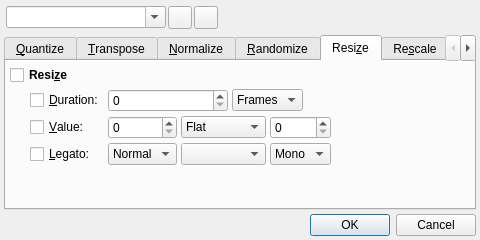
Above: src/qtractorMidiToolsForm.ui from rncbc/qtractor before the change. Below: the same form after it.
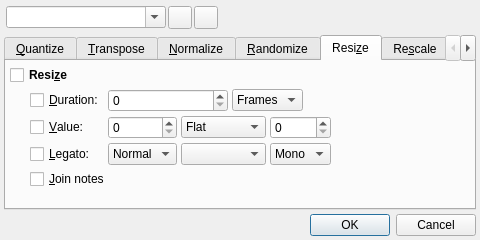
That is the form after the change. The open tabs and pages were chosen to show the change. Icons and pictures are not drawn. Custom widgets are drawn as their Qt base class.

Commit message: - New MIDI clip tool: Resize / Join notes. (EXPERIMENTAL)

```diff
--- a/src/qtractorMidiToolsForm.ui
+++ b/src/qtractorMidiToolsForm.ui
@@ -1099,6 +1099,13 @@
         </spacer>
        </item>
        <item row="4" column="1" colspan="6">
+        <widget class="QCheckBox" name="ResizeJoinCheckBox">
+         <property name="text">
+          <string>&amp;Join notes</string>
+         </property>
+        </widget>
+       </item>
+       <item row="5" column="1" colspan="6">
         <spacer>
          <property name="orientation">
           <enum>Qt::Vertical</enum>
```
Left out of the diff: 3 changed lines with no effect on the pictures. The commit also changes 12 other files.
